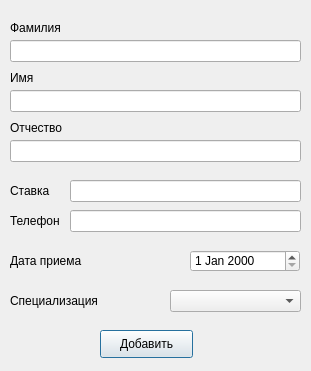
Above: ui/add_employee.ui from Tr0ub1e/Izbushka before the change. Below: the same form after it.
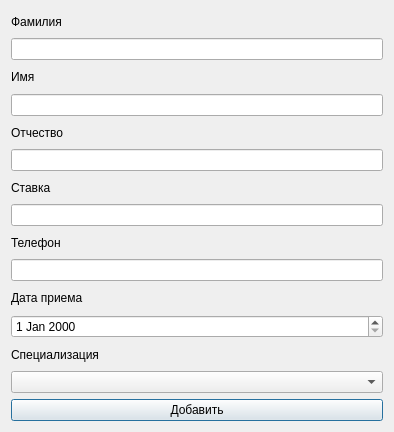
That is the form after the change. Icons and pictures are not drawn.

```diff
--- a/ui/add_employee.ui
+++ b/ui/add_employee.ui
@@ -6,194 +6,109 @@
    <rect>
     <x>0</x>
     <y>0</y>
-    <width>311</width>
-    <height>371</height>
+    <width>394</width>
+    <height>432</height>
    </rect>
   </property>
   <property name="windowTitle">
    <string>Dialog</string>
   </property>
-  <widget class="QPushButton" name="pushButton">
-   <property name="geometry">
-    <rect>
-     <x>100</x>
-     <y>330</y>
-     <width>93</width>
-     <height>28</height>
-    </rect>
-   </property>
-   <property name="text">
-    <string>Добавить</string>
-   </property>
-  </widget>
+  <property name="windowIcon">
+   <iconset>
+    <normaloff>favicon.ico</normaloff>favicon.ico</iconset>
+  </property>
+  <layout class="QVBoxLayout" name="verticalLayout">
+   <item>
   <widget class="QLabel" name="label">
-   <property name="geometry">
-    <rect>
-     <x>10</x>
-     <y>20</y>
-     <width>261</width>
-     <height>16</height>
-    </rect>
-   </property>
    <property name="text">
     <string>Фамилия</string>
    </property>
   </widget>
-  <widget class="QDateEdit" name="dateEdit">
-   <property name="geometry">
-    <rect>
-     <x>190</x>
-     <y>250</y>
-     <width>110</width>
-     <height>22</height>
-    </rect>
-   </property>
-  </widget>
-  <widget class="QLabel" name="label_2">
-   <property name="geometry">
-    <rect>
-     <x>10</x>
-     <y>250</y>
-     <width>161</width>
-     <height>21</height>
-    </rect>
-   </property>
-   <property name="text">
-    <string>Дата приема</string>
-   </property>
-  </widget>
-  <widget class="QLabel" name="label_3">
-   <property name="geometry">
-    <rect>
-     <x>10</x>
-     <y>180</y>
-     <width>55</width>
-     <height>21</height>
-    </rect>
-   </property>
-   <property name="text">
-    <string>Ставка</string>
-   </property>
-  </widget>
-  <widget class="QLineEdit" name="moneyEdit">
-   <property name="geometry">
-    <rect>
-     <x>70</x>
-     <y>180</y>
-     <width>231</width>
-     <height>22</height>
-    </rect>
-   </property>
-   <property name="inputMask">
-    <string/>
-   </property>
-   <property name="text">
-    <string/>
-   </property>
-   <property name="maxLength">
-    <number>32767</number>
-   </property>
-  </widget>
-  <widget class="QLabel" name="label_4">
-   <property name="geometry">
-    <rect>
-     <x>10</x>
-     <y>290</y>
-     <width>101</width>
-     <height>21</height>
-    </rect>
-   </property>
-   <property name="text">
-    <string>Специализация</string>
-   </property>
-  </widget>
-  <widget class="QComboBox" name="comboBox">
-   <property name="geometry">
-    <rect>
-     <x>170</x>
-     <y>290</y>
-     <width>131</width>
-     <height>22</height>
-    </rect>
-   </property>
-  </widget>
+   </item>
+   <item>
   <widget class="QLineEdit" name="famEdit">
-   <property name="geometry">
-    <rect>
-     <x>10</x>
-     <y>40</y>
-     <width>291</width>
+     <property name="minimumSize">
+      <size>
+       <width>0</width>
      <height>22</height>
-    </rect>
-   </property>
-  </widget>
+      </size>
+     </property>
+    </widget>
+   </item>
+   <item>
   <widget class="QLabel" name="label_5">
-   <property name="geometry">
-    <rect>
-     <x>10</x>
-     <y>70</y>
-     <width>261</width>
-     <height>16</height>
-    </rect>
-   </property>
    <property name="text">
     <string>Имя</string>
    </property>
   </widget>
+   </item>
+   <item>
   <widget class="QLineEdit" name="nameEdit">
-   <property name="geometry">
-    <rect>
-     <x>10</x>
-     <y>90</y>
-     <width>291</width>
+     <property name="minimumSize">
+      <size>
+       <width>0</width>
      <height>22</height>
-    </rect>
-   </property>
-  </widget>
+      </size>
+     </property>
+    </widget>
+   </item>
+   <item>
   <widget class="QLabel" name="label_6">
-   <property name="geometry">
-    <rect>
-     <x>10</x>
-     <y>120</y>
-     <width>261</width>
-     <height>16</height>
-    </rect>
-   </property>
    <property name="text">
     <string>Отчество</string>
    </property>
   </widget>
+   </item>
+   <item>
   <widget class="QLineEdit" name="fathEdit">
-   <property name="geometry">
-    <rect>
-     <x>10</x>
-     <y>140</y>
-     <width>291</width>
+     <property name="minimumSize">
+      <size>
+       <width>0</width>
      <height>22</height>
-    </rect>
-   </property>
-  </widget>
+      </size>
+     </property>
+    </widget>
+   </item>
+   <item>
+    <widget class="QLabel" name="label_3">
+     <property name="text">
+      <string>Ставка</string>
+     </property>
+    </widget>
+   </item>
+   <item>
+    <widget class="QLineEdit" name="moneyEdit">
+     <property name="minimumSize">
+      <size>
+       <width>0</width>
+       <height>22</height>
+      </size>
+     </property>
+     <property name="inputMask">
+      <string/>
+     </property>
+     <property name="text">
+      <string/>
+     </property>
+     <property name="maxLength">
+      <number>32767</number>
+     </property>
+    </widget>
+   </item>
+   <item>
   <widget class="QLabel" name="label_7">
-   <property name="geometry">
-    <rect>
-     <x>10</x>
-     <y>210</y>
-     <width>61</width>
-     <height>21</height>
-    </rect>
-   </property>
    <property name="text">
     <string>Телефон</string>
    </property>
   </widget>
+   </item>
+   <item>
   <widget class="QLineEdit" name="phoneEdit">
-   <property name="geometry">
-    <rect>
-     <x>70</x>
-     <y>210</y>
-     <width>231</width>
+     <property name="minimumSize">
+      <size>
+       <width>0</width>
      <height>22</height>
-    </rect>
+      </size>
    </property>
    <property name="inputMask">
     <string/>
@@ -205,6 +120,55 @@
     <number>32767</number>
    </property>
   </widget>
+   </item>
+   <item>
+    <widget class="QLabel" name="label_2">
+     <property name="text">
+      <string>Дата приема</string>
+     </property>
+    </widget>
+   </item>
+   <item>
+    <widget class="QDateEdit" name="dateEdit">
+     <property name="minimumSize">
+      <size>
+       <width>0</width>
+       <height>22</height>
+      </size>
+     </property>
+    </widget>
+   </item>
+   <item>
+    <widget class="QLabel" name="label_4">
+     <property name="text">
+      <string>Специализация</string>
+     </property>
+    </widget>
+   </item>
+   <item>
+    <widget class="QComboBox" name="comboBox">
+     <property name="minimumSize">
+      <size>
+       <width>0</width>
+       <height>22</height>
+      </size>
+     </property>
+    </widget>
+   </item>
+   <item>
+    <widget class="QPushButton" name="pushButton">
+     <property name="minimumSize">
+      <size>
+       <width>0</width>
+       <height>22</height>
+      </size>
+     </property>
+     <property name="text">
+      <string>Добавить</string>
+     </property>
+    </widget>
+   </item>
+  </layout>
  </widget>
  <resources/>
  <connections/>
```
Left out of the diff: 2 changed lines with no effect on the pictures. Lines whose indentation alone changed are shown as unchanged.
